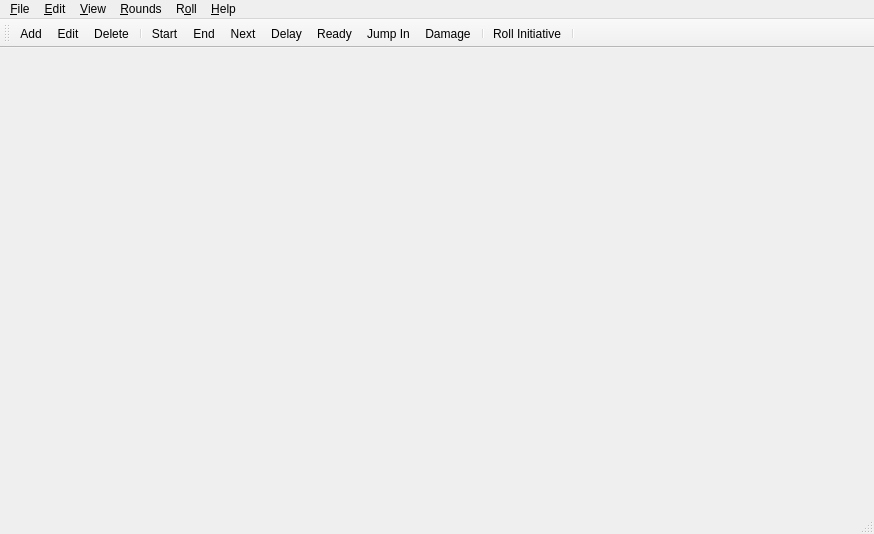
This is src/gui/ui/MainWindow.ui in m2osw/turnwatcher as Qt 5 draws it before an edit. The edited form follows.
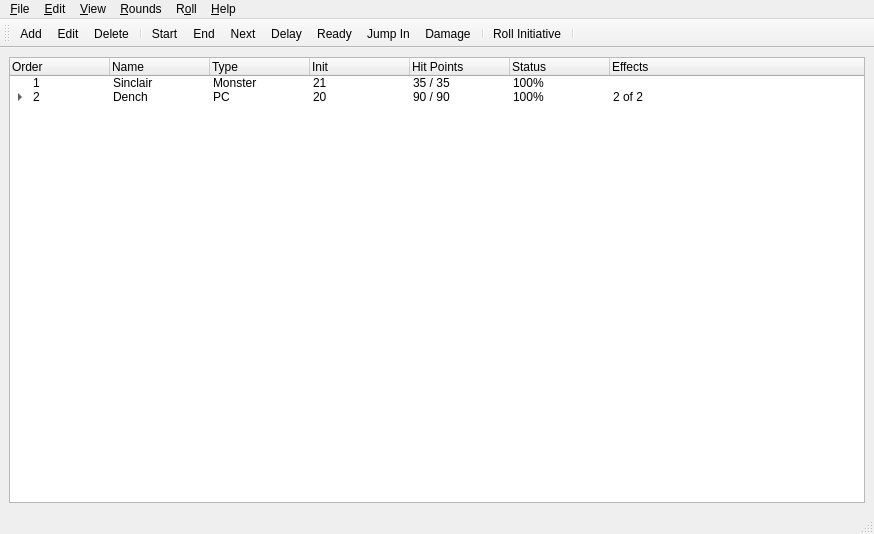
This is the edited form. Icons and pictures are not drawn.

Commit message: Added more menu items to the UI file.

Diff of the .ui file:
```diff
--- a/src/gui/ui/MainWindow.ui
+++ b/src/gui/ui/MainWindow.ui
@@ -13,7 +13,148 @@
   <property name="windowTitle">
    <string>MainWindow</string>
   </property>
-  <widget class="QWidget" name="centralwidget"/>
+  <widget class="QWidget" name="centralwidget">
+   <layout class="QVBoxLayout" name="verticalLayout">
+    <item>
+     <widget class="QTreeWidget" name="treeWidget">
+      <property name="iconSize">
+       <size>
+        <width>32</width>
+        <height>32</height>
+       </size>
+      </property>
+      <attribute name="headerStretchLastSection">
+       <bool>true</bool>
+      </attribute>
+      <column>
+       <property name="text">
+        <string>Order</string>
+       </property>
+      </column>
+      <column>
+       <property name="text">
+        <string>Name</string>
+       </property>
+      </column>
+      <column>
+       <property name="text">
+        <string>Type</string>
+       </property>
+      </column>
+      <column>
+       <property name="text">
+        <string>Init</string>
+       </property>
+      </column>
+      <column>
+       <property name="text">
+        <string>Hit Points</string>
+       </property>
+      </column>
+      <column>
+       <property name="text">
+        <string>Status</string>
+       </property>
+      </column>
+      <column>
+       <property name="text">
+        <string>Effects</string>
+       </property>
+      </column>
+      <item>
+       <property name="text">
+        <string>1</string>
+       </property>
+       <property name="text">
+        <string>Sinclair</string>
+       </property>
+       <property name="text">
+        <string>Monster</string>
+       </property>
+       <property name="icon">
+        <iconset resource="res/resources.qrc">
+         <normaloff>:/icons/monster_icon.xpm</normaloff>:/icons/monster_icon.xpm</iconset>
+       </property>
+       <property name="text">
+        <string>21</string>
+       </property>
+       <property name="text">
+        <string>35 / 35</string>
+       </property>
+       <property name="text">
+        <string>100%</string>
+       </property>
+      </item>
+      <item>
+       <property name="text">
+        <string>2</string>
+       </property>
+       <property name="text">
+        <string>Dench</string>
+       </property>
+       <property name="text">
+        <string>PC</string>
+       </property>
+       <property name="icon">
+        <iconset resource="res/resources.qrc">
+         <normaloff>:/icons/hero.xpm</normaloff>:/icons/hero.xpm</iconset>
+       </property>
+       <property name="text">
+        <string>20</string>
+       </property>
+       <property name="text">
+        <string>90 / 90</string>
+       </property>
+       <property name="text">
+        <string>100%</string>
+       </property>
+       <property name="text">
+        <string>2 of 2</string>
+       </property>
+       <item>
+        <property name="text">
+         <string/>
+        </property>
+        <property name="text">
+         <string>Bull Strength</string>
+        </property>
+        <property name="icon">
+         <iconset resource="res/resources.qrc">
+          <normaloff>:/icons/d20_listen.xpm</normaloff>:/icons/d20_listen.xpm</iconset>
+        </property>
+        <property name="text">
+         <string/>
+        </property>
+        <property name="text">
+         <string/>
+        </property>
+        <property name="text">
+         <string/>
+        </property>
+        <property name="text">
+         <string/>
+        </property>
+        <property name="text">
+         <string/>
+        </property>
+       </item>
+       <item>
+        <property name="text">
+         <string/>
+        </property>
+        <property name="text">
+         <string>Bless</string>
+        </property>
+        <property name="icon">
+         <iconset resource="res/resources.qrc">
+          <normaloff>:/icons/d20_spot.xpm</normaloff>:/icons/d20_spot.xpm</iconset>
+        </property>
+       </item>
+      </item>
+     </widget>
+    </item>
+   </layout>
+  </widget>
   <widget class="QMenuBar" name="menubar">
    <property name="geometry">
     <rect>
```
Left out of the diff: 118 changed lines with no effect on the pictures.
